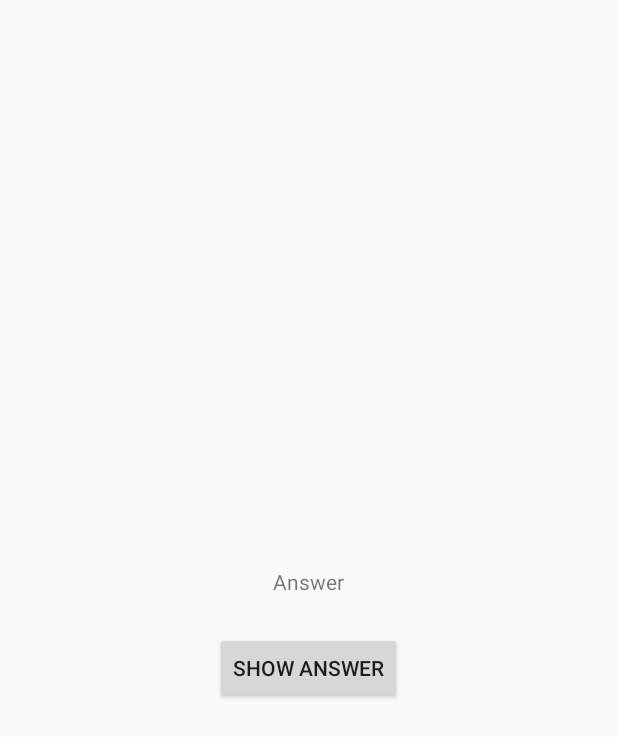
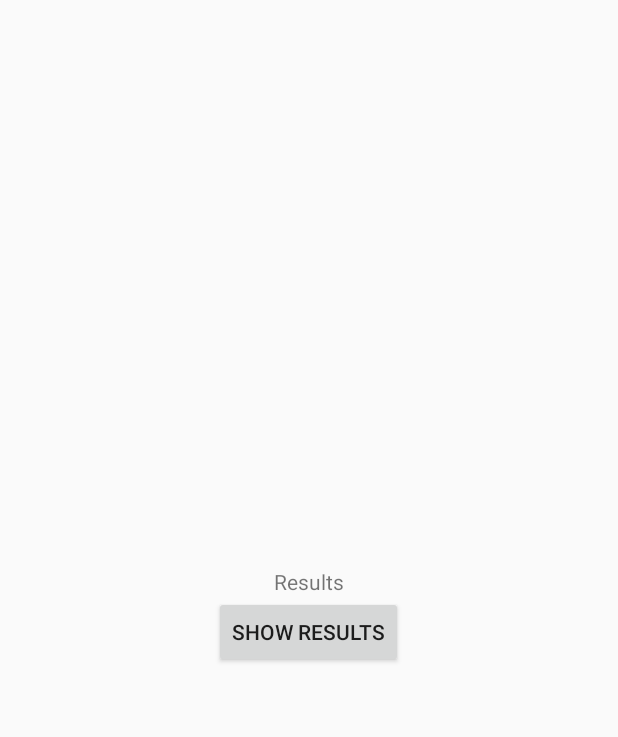
Before and after one commit to R3iwan/geoQuiz, an Android app built with Jetpack Compose: the layout activity_cheat.xml on its own in the app's theme, with its tools: preview values and no code run, on a phone screen of 412 x 824 dp. Shown: the top 737 px of the screen. Run offline under Robolectric (Android 15) with nearby library versions, the phone set to English and light mode, and no system bars.

Commit message:
Changed Cheat feature to Results Button

```diff
--- a/app/src/main/AndroidManifest.xml
+++ b/app/src/main/AndroidManifest.xml
@@ -13,7 +13,7 @@
         android:theme="@style/Theme.GeoQuiz"
         tools:targetApi="34">
         <activity
-            android:name=".CheatActivity"/>
+            android:name=".ResultsActivity"/>
         <activity
             android:name=".MainActivity"
             android:exported="true"
--- a/app/src/main/res/layout/activity_cheat.xml
+++ b/app/src/main/res/layout/activity_cheat.xml
@@ -4,17 +4,17 @@
     android:layout_height="match_parent"
     android:gravity="center"
     android:orientation="vertical"
-    tools:context=".CheatActivity">
+    tools:context=".ResultsActivity">
 
     <TextView
         android:id="@+id/answer_text_view"
         android:layout_width="wrap_content"
         android:layout_height="wrap_content"
-        android:padding="24dp"
-        tools:text="Answer"/>
+        android:text="@string/results_button"/>
     <Button
-        android:id="@+id/show_answer_button"
+        android:id="@+id/show_results_button"
         android:layout_width="wrap_content"
         android:layout_height="wrap_content"
-        android:text="@string/show_answer_button"/>
+        android:text="@string/show_results_button"/>
+
 </LinearLayout>
--- a/app/src/main/res/layout/activity_main.xml
+++ b/app/src/main/res/layout/activity_main.xml
@@ -52,10 +52,10 @@
 
     </LinearLayout>
     <Button
-        android:id="@+id/cheat_button"
+        android:id="@+id/results_button"
         android:layout_width="wrap_content"
         android:layout_height="wrap_content"
         android:layout_marginTop="24dp"
-        android:text="@string/cheat_button" />
+        android:text="@string/results_button" />
 
 </LinearLayout>
--- a/app/src/main/res/values/strings.xml
+++ b/app/src/main/res/values/strings.xml
@@ -12,7 +12,7 @@
     <string name="incorrect_toast">Incorrect!</string>
     <string name="next_button">Next</string>
     <string name="prev_button">Prev</string>
-    <string name="show_answer_button">Show Answer</string>
-    <string name="cheat_button">Cheat!</string>
-
+    <string name="show_results_button">Show Results</string>
+    <string name="results_button">Results</string>
+    <string name="total_score">Total Score: 100</string>
 </resources>
```
Also changed, not shown: app/src/main/java/com/example/geoquiz/CheatActivity.kt (deleted, +0 -13 lines), app/src/main/java/com/example/geoquiz/MainActivity.kt (+31 -36 lines), app/src/main/java/com/example/geoquiz/ResultsActivity.kt (added, +25 -0 lines).
